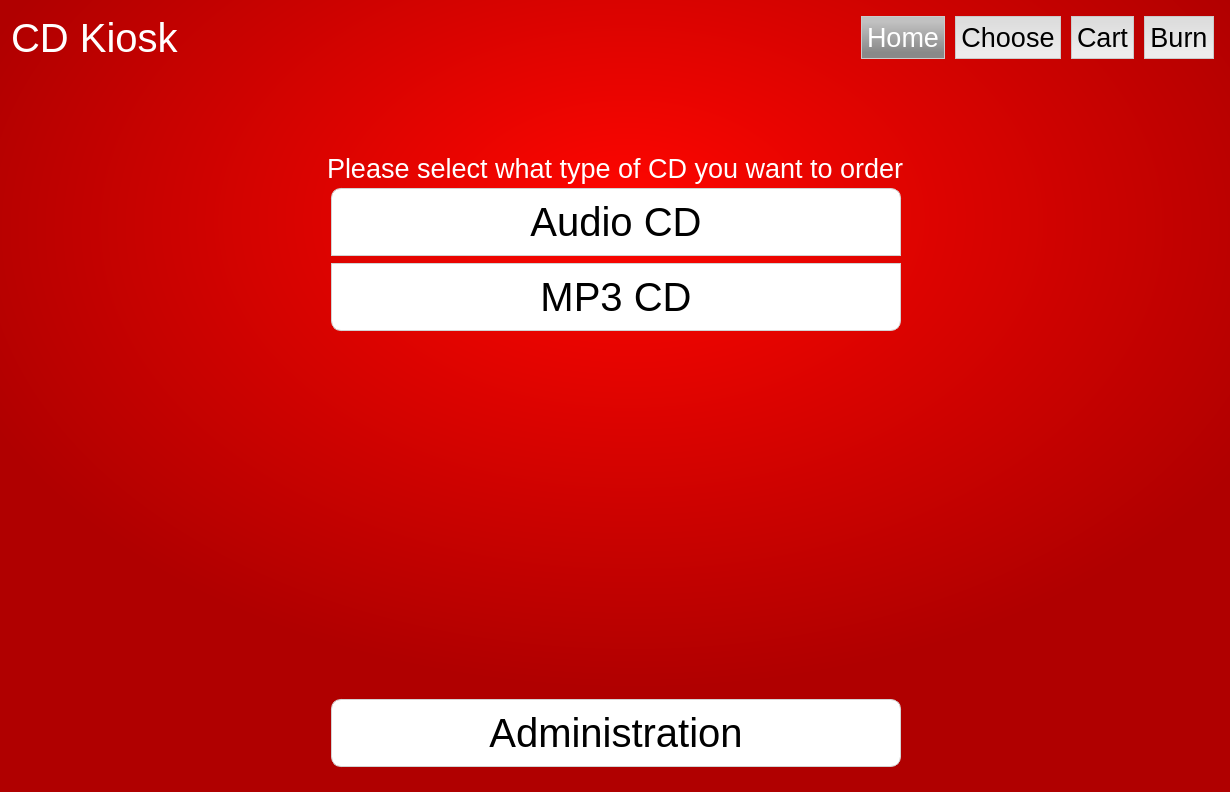
Qt form gui/mainwindow.ui (narrowtux/CDKiosk) before a commit.
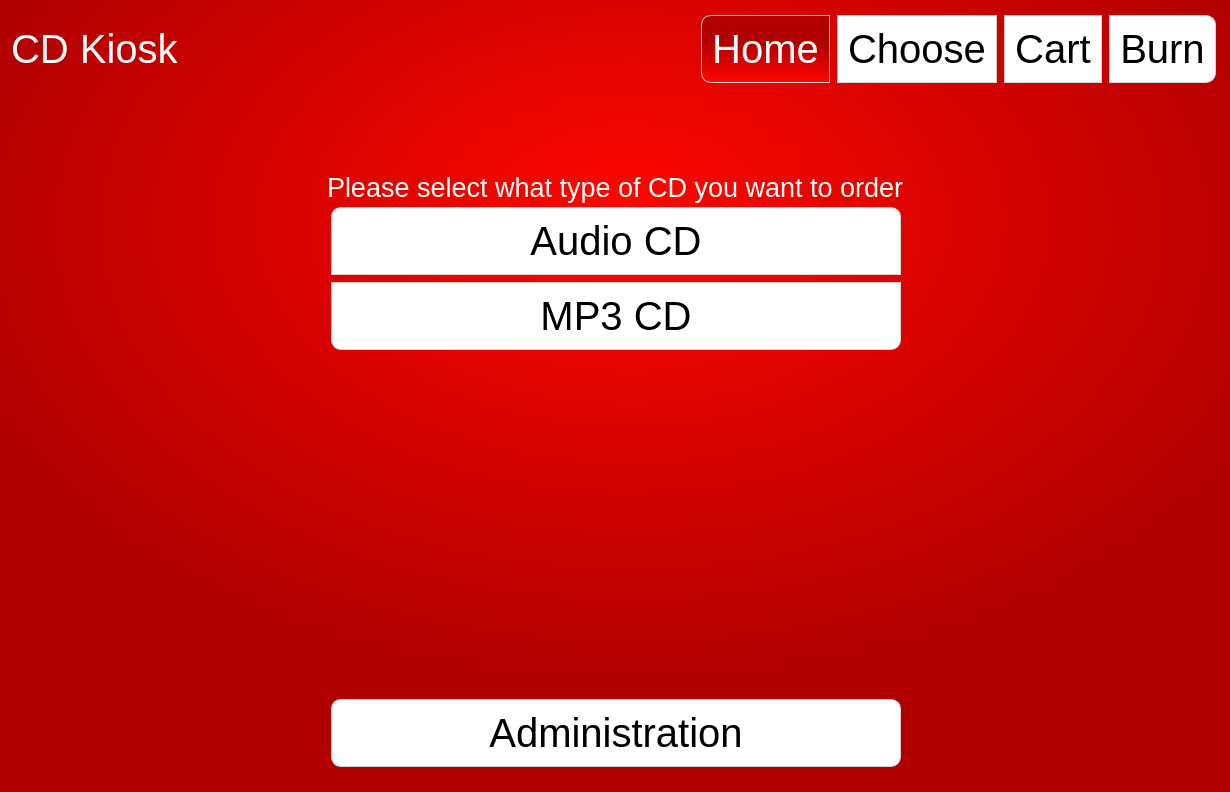
The same form after that commit. Icons and pictures are not drawn.

What changed in the file:
```diff
--- a/gui/mainwindow.ui
+++ b/gui/mainwindow.ui
@@ -32,7 +32,7 @@
 	margin-right: 3px;
 }
 
-.QPushButton:pressed {
+.QPushButton:pressed, .QPushButton:checked {
 	background: qlineargradient(spread:pad, x1:0, y1:1, x2:0, y2:0, stop:0 rgba(255, 6, 0, 255), stop:0.600985 rgba(176, 0, 0, 255));
 	color:white;
 }</string>
@@ -70,18 +70,8 @@
       <item>
        <widget class="QPushButton" name="push1Home">
         <property name="styleSheet">
-         <string notr="true">.QPushButton {
-	border: 1px solid rgb(202, 202, 202);
-	background: qlineargradient(spread:pad, x1:0, y1:0.136, x2:0, y2:0.847, stop:0 rgba(221, 221, 221, 255), stop:1 rgb(237, 237, 237));
-	padding: 5px;
-	margin: 5px;
-	font-size: 20pt;
-}
-
-.QPushButton:pressed, .QPushButton:checked {
-	color:white;
-	background: qlineargradient(spread:pad, x1:0, y1:0.136, x2:0, y2:0.847, stop:0 rgb(193, 193, 193), stop:1 rgb(137, 137, 137));
-}</string>
+         <string notr="true">border-top-left-radius: 10px;
+border-bottom-left-radius: 10px;</string>
         </property>
         <property name="text">
          <string>Home</string>
@@ -100,18 +90,7 @@
       <item>
        <widget class="QPushButton" name="push2Choose">
         <property name="styleSheet">
-         <string notr="true">.QPushButton {
-	border: 1px solid rgb(202, 202, 202);
-	background: qlineargradient(spread:pad, x1:0, y1:0.136, x2:0, y2:0.847, stop:0 rgba(221, 221, 221, 255), stop:1 rgb(237, 237, 237));
-	padding: 5px;
-	margin: 5px;
-	font-size: 20pt;
-}
-
-.QPushButton:pressed, .QPushButton:checked {
-	color:white;
-	background: qlineargradient(spread:pad, x1:0, y1:0.136, x2:0, y2:0.847, stop:0 rgb(193, 193, 193), stop:1 rgb(137, 137, 137));
-}</string>
+         <string notr="true"/>
         </property>
         <property name="text">
          <string>Choose</string>
@@ -130,18 +109,7 @@
       <item>
        <widget class="QPushButton" name="push3Cart">
         <property name="styleSheet">
-         <string notr="true">.QPushButton {
-	border: 1px solid rgb(202, 202, 202);
-	background: qlineargradient(spread:pad, x1:0, y1:0.136, x2:0, y2:0.847, stop:0 rgba(221, 221, 221, 255), stop:1 rgb(237, 237, 237));
-	padding: 5px;
-	margin: 5px;
-	font-size: 20pt;
-}
-
-.QPushButton:pressed, .QPushButton:checked {
-	color:white;
-	background: qlineargradient(spread:pad, x1:0, y1:0.136, x2:0, y2:0.847, stop:0 rgb(193, 193, 193), stop:1 rgb(137, 137, 137));
-}</string>
+         <string notr="true"/>
         </property>
         <property name="text">
          <string>Cart</string>
@@ -157,18 +125,8 @@
       <item>
        <widget class="QPushButton" name="push4Burn">
         <property name="styleSheet">
-         <string notr="true">.QPushButton {
-	border: 1px solid rgb(202, 202, 202);
-	background: qlineargradient(spread:pad, x1:0, y1:0.136, x2:0, y2:0.847, stop:0 rgba(221, 221, 221, 255), stop:1 rgb(237, 237, 237));
-	padding: 5px;
-	margin: 5px;
-	font-size: 20pt;
-}
-
-.QPushButton:pressed, .QPushButton:checked {
-	color:white;
-	background: qlineargradient(spread:pad, x1:0, y1:0.136, x2:0, y2:0.847, stop:0 rgb(193, 193, 193), stop:1 rgb(137, 137, 137));
-}</string>
+         <string notr="true">border-top-right-radius: 10px;
+border-bottom-right-radius: 10px;</string>
         </property>
         <property name="text">
          <string>Burn</string>
```
Left out of the diff: 30 changed lines with no effect on the pictures.
